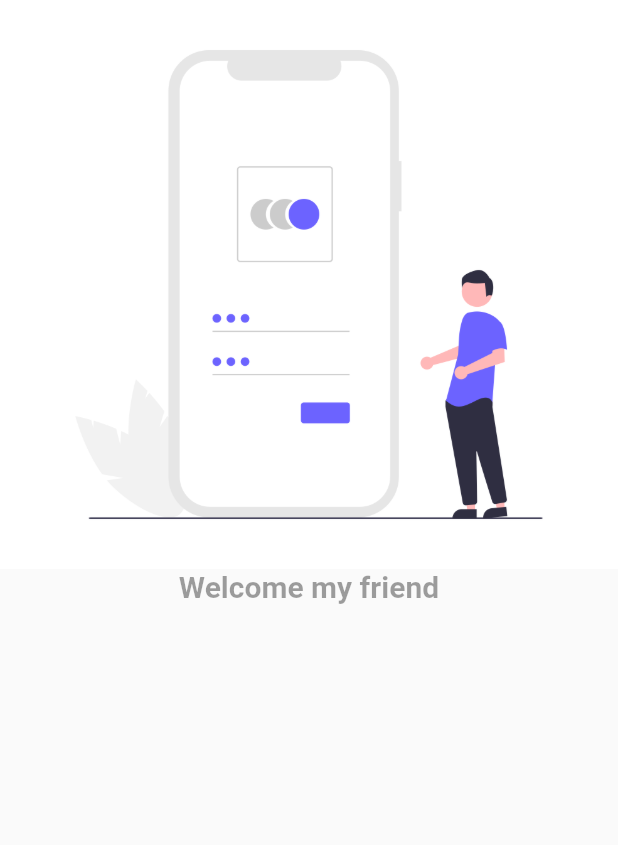
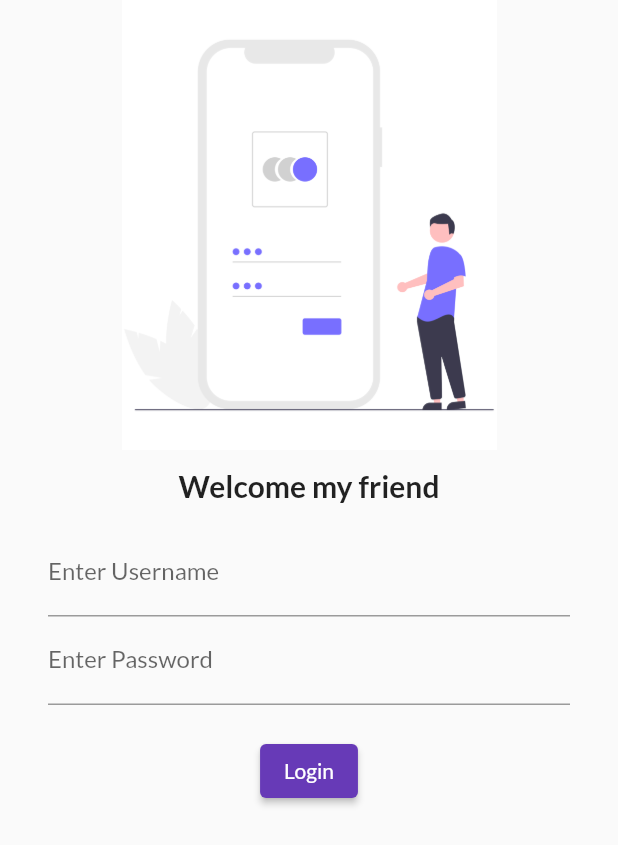
Before and after one commit to jay1906/flutter_Training-, a Flutter app: the screen it shows after launch, on a phone screen of 412 x 824 dp. Shown: the top 845 px of the screen. Run offline on Flutter 3.47's test engine with Material 2 defaults, Android fonts, the phone set to English and light mode, and no system bars; our stand-ins replace google_fonts.

Commit message:
day4 completed

```diff
--- a/lib/login_page.dart
+++ b/lib/login_page.dart
@@ -9,11 +9,47 @@ class LoginPage extends StatelessWidget {
         Image.asset(
           "assests/images/login_image.png",
           fit: BoxFit.cover,
+          height: 300,
+          width: 250,
+          color: Colors.white70.withOpacity(0.2),
+          colorBlendMode: BlendMode.softLight,
+        ),
+        SizedBox(
+          height: 12,
         ),
         Text(
           "Welcome my friend",
           style: TextStyle(
-              fontSize: 20, fontWeight: FontWeight.bold, color: Colors.black38),
+            fontSize: 20,
+            fontWeight: FontWeight.bold,
+            color: Colors.black87,
+          ),
+        ),
+        Padding(
+          padding: const EdgeInsets.symmetric(vertical: 16.0, horizontal: 32),
+          child: Column(
+            children: [
+              TextFormField(
+                decoration: InputDecoration(
+                    hintText: "Username", labelText: "Enter Username"),
+              ),
+              TextFormField(
+                obscureText: true,
+                decoration: InputDecoration(
+                    hintText: "Password", labelText: "Enter Password"),
+              ),
+              SizedBox(
+                height: 20,
+              ),
+              ElevatedButton(
+                style: TextButton.styleFrom(),
+                child: Text("Login"),
+                onPressed: () {
+                  print("hey you are logged into the website");
+                },
+              )
+            ], //children
+          ),
         )
       ],
     ));
--- a/lib/main.dart
+++ b/lib/main.dart
@@ -1,5 +1,6 @@
 import 'package:flutter/material.dart';
 import 'package:my_app/login_page.dart';
+import 'package:google_fonts/google_fonts.dart';
 
 import 'home_page.dart';
 
@@ -13,7 +14,10 @@ class myapp extends StatelessWidget {
     return MaterialApp(
       debugShowCheckedModeBanner: false,
       themeMode: ThemeMode.light,
-      theme: ThemeData(primarySwatch: Colors.deepPurple),
+      theme: ThemeData(
+        primarySwatch: Colors.deepPurple,
+        fontFamily: GoogleFonts.lato().fontFamily,
+      ),
       initialRoute: "/login",
       routes: {
         "/": (context) => LoginPage(),
--- a/pubspec.yaml
+++ b/pubspec.yaml
@@ -28,6 +28,7 @@ dependencies:
   # The following adds the Cupertino Icons font to your application.
   # Use with the CupertinoIcons class for iOS style icons.
   cupertino_icons: ^1.0.2
+  google_fonts: ^2.2.0
 
 dev_dependencies:
   flutter_test:
```
Also changed, not shown: pubspec.lock, 1 other file.
